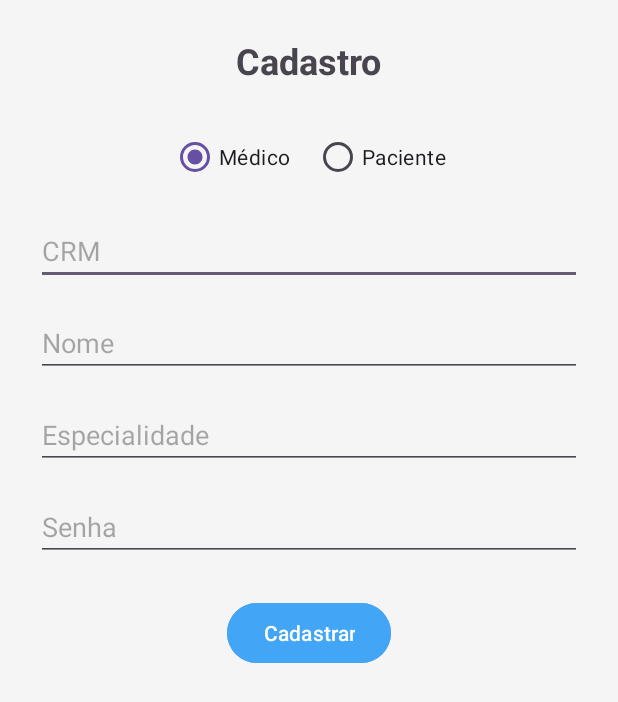
After one commit to CliniVox/CliniVox, an Android app: the CadastroActivity screen opened directly, with no data from a screen before it, on a phone screen of 412 x 824 dp. The commit adds this screen. Shown: the top 702 px of the screen. Run offline under Robolectric (Android 15) with nearby library versions, the phone set to English and light mode, and no system bars; our stand-ins replace Firebase (no records; nobody signed in at launch, a user with empty details on screens opened directly).

Commit message:
Adição da função de recuperar senha e Adicionar usuário

```diff
--- a/app/src/main/AndroidManifest.xml
+++ b/app/src/main/AndroidManifest.xml
@@ -29,7 +29,8 @@
         <activity android:name=".ConsultasActivity" />
         <activity android:name=".MarcarConsultaActivity" />
         <activity android:name=".SobreNosActivity" />
-
+        <activity android:name=".RecuperarSenhaActivity" />
+        <activity android:name=".CadastroActivity" />
 
 
 
--- /dev/null
+++ b/app/src/main/java/com/example/clinivox/CadastroActivity.java
@@ -0,0 +1,69 @@
+package com.example.clinivox;
+
+import android.os.Bundle;
+import android.view.View;
+import android.widget.*;
+import androidx.appcompat.app.AppCompatActivity;
+import com.google.firebase.firestore.FirebaseFirestore;
+import java.util.HashMap;
+
+public class CadastroActivity extends AppCompatActivity {
+
+    RadioGroup radioGroupTipo;
+    EditText editTextNome, editTextSenha, editTextIdentificador, editTextEspecialidade;
+    Button btnCadastrar;
+
+    FirebaseFirestore db = FirebaseFirestore.getInstance();
+    boolean isMedico = true;
+
+    @Override
+    protected void onCreate(Bundle savedInstanceState) {
+        super.onCreate(savedInstanceState);
+        setContentView(R.layout.activity_cadastro);
+
+        radioGroupTipo = findViewById(R.id.radioGroupTipo);
+        editTextNome = findViewById(R.id.editTextNome);
+        editTextSenha = findViewById(R.id.editTextSenha);
+        editTextIdentificador = findViewById(R.id.editTextIdentificador);
+        editTextEspecialidade = findViewById(R.id.editTextEspecialidade);
+        btnCadastrar = findViewById(R.id.btnCadastrar);
+
+        radioGroupTipo.setOnCheckedChangeListener((group, checkedId) -> {
+            isMedico = checkedId == R.id.radioMedico;
+            editTextIdentificador.setHint(isMedico ? "CRM" : "CPF");
+            editTextEspecialidade.setVisibility(isMedico ? View.VISIBLE : View.GONE);
+        });
+
+        btnCadastrar.setOnClickListener(v -> {
+            String nome = editTextNome.getText().toString().trim();
+            String senha = editTextSenha.getText().toString().trim();
+            String identificador = editTextIdentificador.getText().toString().trim();
+            String especialidade = editTextEspecialidade.getText().toString().trim();
+
+            if (nome.isEmpty() || senha.isEmpty() || identificador.isEmpty() || (isMedico && especialidade.isEmpty())) {
+                Toast.makeText(this, "Preencha todos os campos", Toast.LENGTH_SHORT).show();
+                return;
+            }
+
+            HashMap<String, Object> usuario = new HashMap<>();
+            usuario.put("nome", nome);
+            usuario.put("senha", senha);
+            if (isMedico) usuario.put("especialidade", especialidade);
+            usuario.put(isMedico ? "crm" : "cpf", identificador);
+
+
+            String colecao = isMedico ? "medicos" : "pacientes";
+
+            db.collection(colecao).document(identificador)
+                    .set(usuario)
+                    .addOnSuccessListener(aVoid -> {
+                        Toast.makeText(this, "Cadastro realizado com sucesso!", Toast.LENGTH_SHORT).show();
+                        finish();
+                    })
+                    .addOnFailureListener(e -> {
+                        Toast.makeText(this, "Erro ao cadastrar", Toast.LENGTH_SHORT).show();
+                        e.printStackTrace();
+                    });
+        });
+    }
+}
--- /dev/null
+++ b/app/src/main/res/layout/activity_cadastro.xml
@@ -0,0 +1,83 @@
+<ScrollView xmlns:android="http://schemas.android.com/apk/res/android"
+    android:layout_width="match_parent"
+    android:layout_height="match_parent"
+    android:padding="24dp"
+    android:background="#F5F5F5">
+
+    <LinearLayout
+        android:layout_width="match_parent"
+        android:layout_height="wrap_content"
+        android:orientation="vertical"
+        android:gravity="center_horizontal">
+
+        <TextView
+            android:layout_width="wrap_content"
+            android:layout_height="wrap_content"
+            android:text="Cadastro"
+            android:textSize="24sp"
+            android:textStyle="bold"
+            android:layout_marginBottom="24dp"/>
+
+        <RadioGroup
+            android:id="@+id/radioGroupTipo"
+            android:layout_width="wrap_content"
+            android:layout_height="wrap_content"
+            android:orientation="horizontal">
+
+            <RadioButton
+                android:id="@+id/radioMedico"
+                android:layout_width="wrap_content"
+                android:layout_height="wrap_content"
+                android:text="Médico"
+                android:checked="true"/>
+
+            <RadioButton
+                android:id="@+id/radioPaciente"
+                android:layout_width="wrap_content"
+                android:layout_height="wrap_content"
+                android:text="Paciente"
+                android:layout_marginStart="16dp"/>
+        </RadioGroup>
+
+        <EditText
+            android:id="@+id/editTextIdentificador"
+            android:layout_width="match_parent"
+            android:layout_height="wrap_content"
+            android:hint="CRM"
+            android:inputType="text"
+            android:layout_marginTop="16dp"/>
+
+        <EditText
+            android:id="@+id/editTextNome"
+            android:layout_width="match_parent"
+            android:layout_height="wrap_content"
+            android:hint="Nome"
+            android:inputType="text"
+            android:layout_marginTop="16dp"/>
+
+        <EditText
+            android:id="@+id/editTextEspecialidade"
+            android:layout_width="match_parent"
+            android:layout_height="wrap_content"
+            android:hint="Especialidade"
+            android:inputType="text"
+            android:layout_marginTop="16dp"/>
+
+        <EditText
+            android:id="@+id/editTextSenha"
+            android:layout_width="match_parent"
+            android:layout_height="wrap_content"
+            android:hint="Senha"
+            android:inputType="textPassword"
+            android:layout_marginTop="16dp"/>
+
+        <Button
+            android:id="@+id/btnCadastrar"
+            android:layout_width="wrap_content"
+            android:layout_height="wrap_content"
+            android:text="Cadastrar"
+            android:layout_marginTop="24dp"
+            android:backgroundTint="#42A5F5"
+            android:textColor="#fff"/>
+    </LinearLayout>
+</ScrollView>
```
Also changed, not shown: app/src/main/java/com/example/clinivox/AjustesActivity.java (+10 -5 lines), app/src/main/java/com/example/clinivox/MainActivity.java (+52 -5 lines), app/src/main/java/com/example/clinivox/MarcarConsultaActivity.java (+14 -2 lines), app/src/main/java/com/example/clinivox/RecuperarSenhaActivity.java (added, +65 -0 lines), app/src/main/res/layout/activity_main.xml (+21 -19 lines), app/src/main/res/layout/activity_marcar_consulta.xml (+18 -0 lines), app/src/main/res/layout/activity_recuperar_senha.xml (added, +40 -0 lines).
